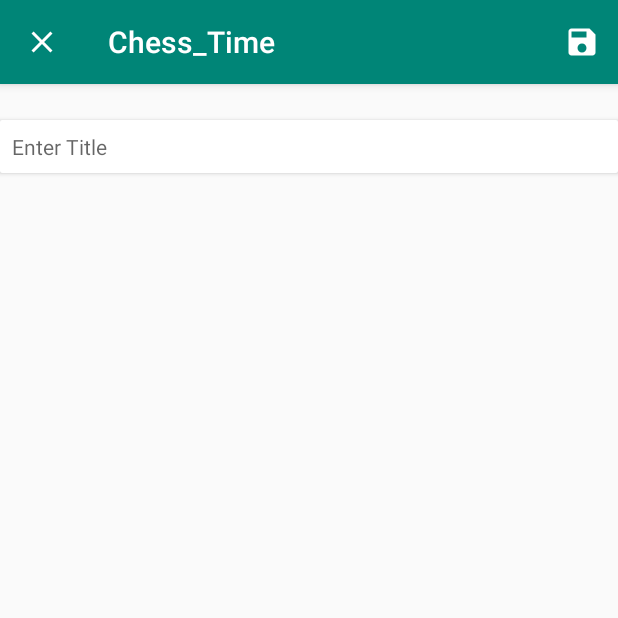
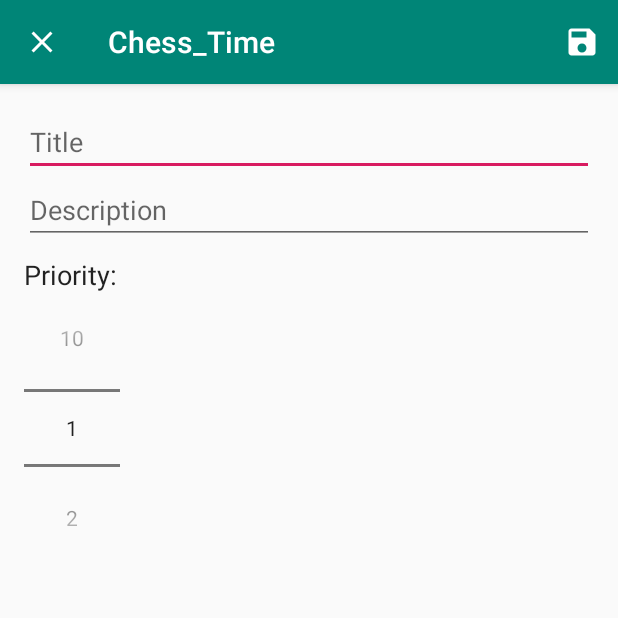
Before and after one commit to jwright12/ChessTimer, an Android app: the AddEditTimerRequest screen opened directly, with no data from a screen before it, on a phone screen of 412 x 824 dp, the top half of it. Run offline under Robolectric (Android 15) with nearby library versions, the phone set to English and light mode, and no system bars.

Commit message:
Testing dummy layout before spending more time on UI

```diff
--- a/app/src/main/java/com/example/chess_time/AddEditTimerRequest.kt
+++ b/app/src/main/java/com/example/chess_time/AddEditTimerRequest.kt
@@ -4,6 +4,7 @@ import android.os.Bundle
 import android.view.Menu
 import android.view.MenuItem
 import androidx.appcompat.app.AppCompatActivity
+import kotlinx.android.synthetic.main.add_edit_timer.*
 
 class AddEditTimerRequest : AppCompatActivity() {
 
@@ -25,8 +26,10 @@ class AddEditTimerRequest : AppCompatActivity() {
         super.onCreate(savedInstanceState)
         setContentView(R.layout.add_edit_timer)
 
+        supportActionBar?.setHomeAsUpIndicator(R.drawable.ic_close)
 
-        supportActionBar?.setHomeAsUpIndicator(R.drawable.ic_close)
+        number_picker_priority.minValue = 1
+        number_picker_priority.maxValue = 10
 
     }
 
--- a/app/src/main/java/com/example/chess_time/MainActivity.kt
+++ b/app/src/main/java/com/example/chess_time/MainActivity.kt
@@ -3,6 +3,7 @@ package com.example.chess_time
 import android.content.Intent
 import android.app.Activity
 import android.os.Bundle
+import android.widget.Toast
 import androidx.appcompat.app.AppCompatActivity;
 import androidx.lifecycle.Observer
 import androidx.lifecycle.ViewModelProviders
@@ -52,6 +53,16 @@ class MainActivity : AppCompatActivity() {
 
     override fun onActivityResult(requestCode: Int, resultCode: Int, data: Intent?) {
         super.onActivityResult(requestCode, resultCode, data)
+
+        if (requestCode == ADD_TIMER_REQUEST && resultCode == Activity.RESULT_OK) {
+
+            // timerViewModel.insert()
+
+            Toast.makeText(this, "Timer saved!", Toast.LENGTH_SHORT).show()
+        } else {
+            Toast.makeText(this, "Timer not saved!", Toast.LENGTH_SHORT).show()
+        }
+
     }
 
 }
--- a/app/src/main/res/layout/add_edit_timer.xml
+++ b/app/src/main/res/layout/add_edit_timer.xml
@@ -1,18 +1,36 @@
 <?xml version="1.0" encoding="utf-8"?>
 
-<android.support.v7.widget.CardView
+<LinearLayout
+        xmlns:android="http://schemas.android.com/apk/res/android"
+        android:orientation="vertical"
         android:layout_width="match_parent"
-        android:layout_height="wrap_content"
-        android:layout_marginTop="24dp"
-        xmlns:android="http://schemas.android.com/apk/res/android">
+        android:layout_height="match_parent"
+        android:padding="16dp">
 
     <EditText
-            android:id="@+id/match_title"
+            android:id="@+id/edit_text_title"
             android:layout_width="match_parent"
             android:layout_height="wrap_content"
-            android:hint="Enter Title"
-            android:background="@android:color/white"
-            android:textSize="14sp"
-            android:padding="8dp" />
+            android:hint="Title"
+            android:inputType="text"/>
 
-</android.support.v7.widget.CardView>
+    <EditText
+            android:id="@+id/edit_text_description"
+            android:layout_width="match_parent"
+            android:layout_height="wrap_content"
+            android:hint="Description"
+            android:inputType="textMultiLine"/>
+
+    <TextView
+            android:layout_width="wrap_content"
+            android:layout_height="wrap_content"
+            android:layout_marginTop="8dp"
+            android:text="Priority:"
+            android:textAppearance="@android:style/TextAppearance.Medium"/>
+
+    <NumberPicker
+            android:id="@+id/number_picker_priority"
+            android:layout_width="wrap_content"
+            android:layout_height="wrap_content"/>
+
+</LinearLayout>
```
